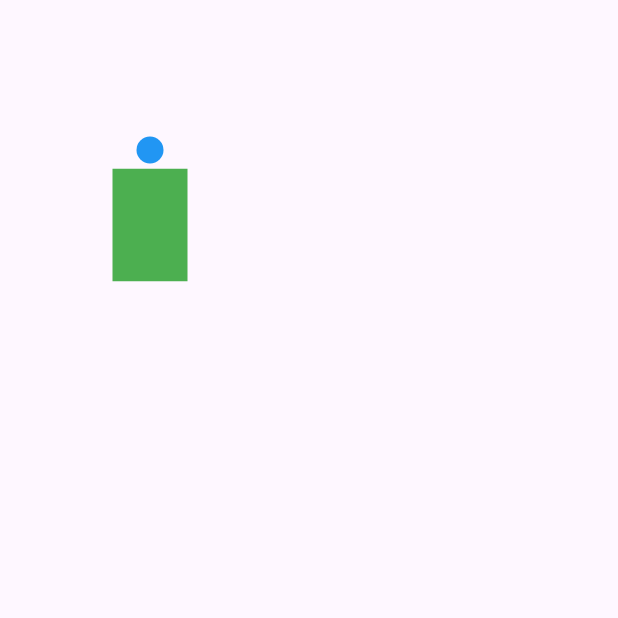
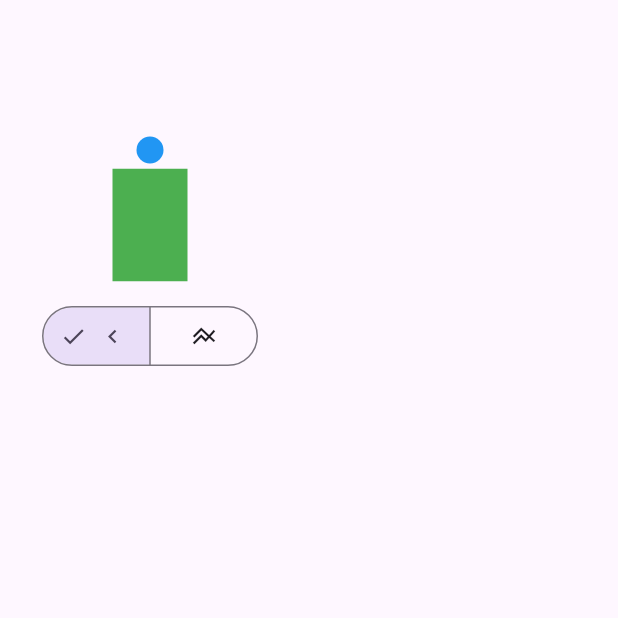
Before and after one commit to Adamv27/webpaint, a Flutter app: the screen it shows after launch, on a phone screen of 412 x 824 dp, the top half of it. Run offline on Flutter 3.47's test engine with Material 3 defaults, Android fonts, the phone set to English and light mode, and no system bars.

Commit message:
Add ToolBar widget to hold canvas options in SegmentedButton

```diff
--- a/lib/main.dart
+++ b/lib/main.dart
@@ -1,4 +1,5 @@
 import 'package:flutter/material.dart';
+import 'package:webpaint/widgets/toolbar.dart';
 
 void main() {
   runApp(const MyApp());
@@ -26,12 +27,17 @@
   @override
   Widget build(BuildContext context) {
     return Scaffold(
-      body: CustomPaint(
-        painter: DemoPainter(Colors.green),
-        willChange: true,
-        child: const SizedBox.square(
-          dimension: 200.0,
-        ),
+      body: Column(
+        children: [
+          CustomPaint(
+            painter: DemoPainter(Colors.green),
+            willChange: true,
+            child: const SizedBox.square(
+              dimension: 200.0,
+            ),
+          ),
+          const ToolBar(),
+        ],
       ),
     );
   }
--- /dev/null
+++ b/lib/widgets/toolbar.dart
@@ -0,0 +1,37 @@
+import "package:flutter/material.dart";
+
+class ToolBar extends StatefulWidget {
+  const ToolBar({super.key});
+
+  @override
+  State<ToolBar> createState() => _ToolBarState();
+}
+
+enum Tools { pointer, line, square, circle, pencil, eraser }
+
+class _ToolBarState extends State<ToolBar> {
+  Tools toolsView = Tools.pointer;
+
+  @override
+  Widget build(BuildContext context) {
+    return SegmentedButton<Tools>(
+        segments: const [
+          ButtonSegment(
+            value: Tools.pointer,
+            icon: Icon(Icons.navigate_before),
+          ),
+          ButtonSegment(
+            value: Tools.line,
+            icon: Icon(Icons.line_axis),
+          ),
+        ],
+        selected: <Tools>{
+          toolsView
+        },
+        onSelectionChanged: (Set<Tools> newTool) {
+          setState(() {
+            toolsView = newTool.first;
+          });
+        });
+  }
+}
```
